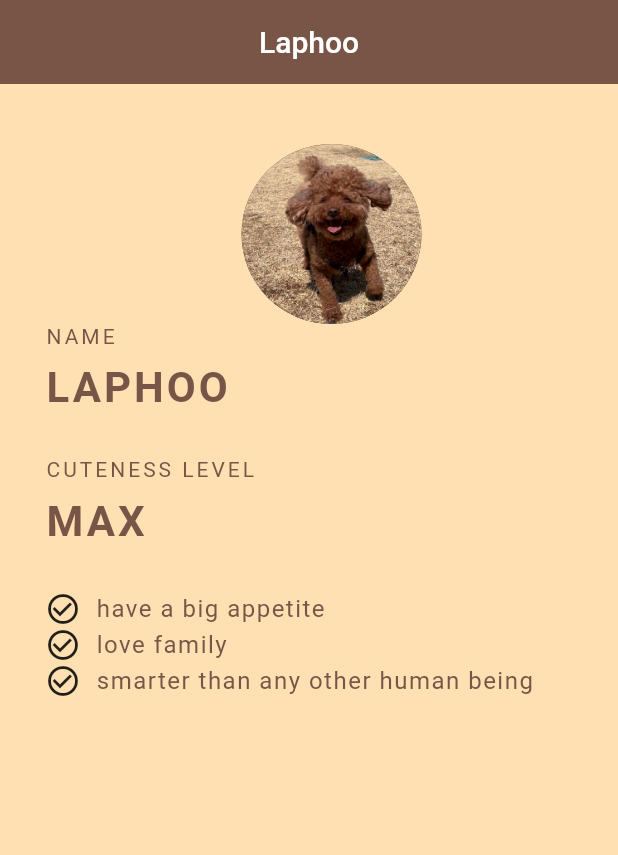
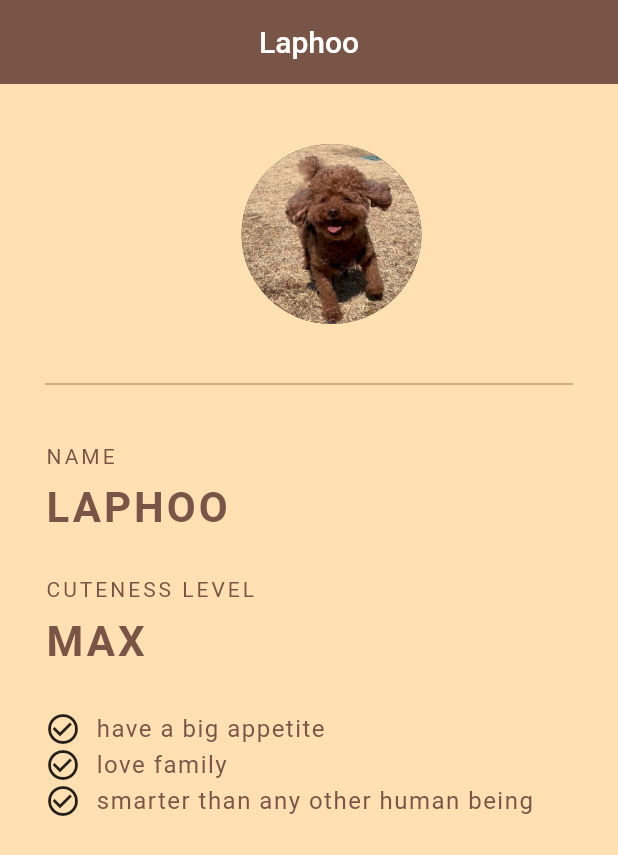
Before and after one commit to robinyeon/LaphooCard-Flutter, a Flutter app: the screen it shows after launch, on a phone screen of 412 x 824 dp. Shown: the top 855 px of the screen. Run offline on Flutter 3.47's test engine with Material 2 defaults, Android fonts, the light colour scheme and no system bars.

```diff
--- a/lib/main.dart
+++ b/lib/main.dart
@@ -39,6 +39,12 @@ class Grade extends StatelessWidget {
                 backgroundImage: AssetImage('assets/laphoo-1.jpg'),
                 radius: 60.0,
               ),
+            ),
+            Divider(
+              height: 80.0,
+              color: Colors.brown,
+              thickness: 0.5,
+              endIndent: 30.0,
             ),
             Text(
                 'NAME',
```
